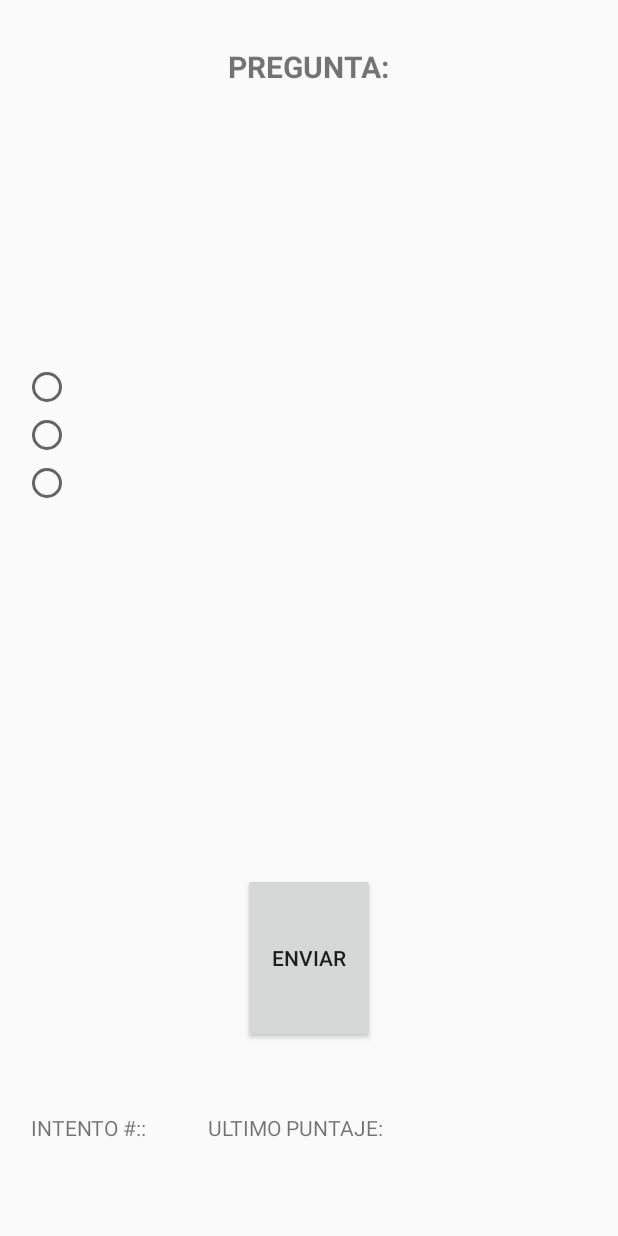
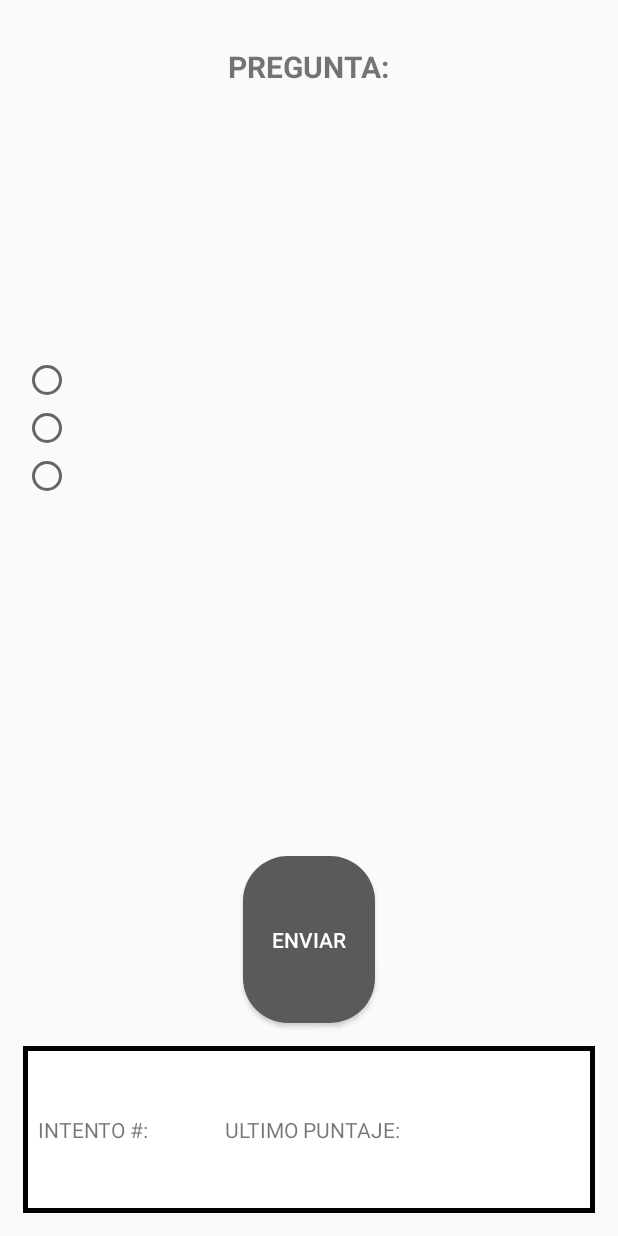
Before and after one commit to Tlakua/Moviles1erDpt, an Android app: the layout activity_pct2_3.xml on its own in the app's theme, with its tools: preview values and no code run, on a phone screen of 412 x 824 dp. Run offline under Robolectric (Android 15) with nearby library versions, the phone set to English and light mode, and no system bars.

Commit message:
Pct2_3
faltan los SP

```diff
--- /dev/null
+++ b/Moviles1erDpt/app/src/main/res/drawable/drawable_background_pct2_3_sp.xml
@@ -0,0 +1,11 @@
+<?xml version="1.0" encoding="utf-8"?>
+<shape xmlns:android="http://schemas.android.com/apk/res/android"
+    android:shape="rectangle">
+    <solid
+        android:color="#ffffff">
+    </solid>
+    <stroke
+        android:color="#000000"
+        android:width="3dp">
+    </stroke>
+</shape>
--- a/Moviles1erDpt/app/src/main/res/layout/activity_pct2_3.xml
+++ b/Moviles1erDpt/app/src/main/res/layout/activity_pct2_3.xml
@@ -59,6 +59,9 @@
 
     <Button
         android:id="@+id/btn_accion_pct2_3"
+        android:background="@drawable/drawable_background_pct2_2_button"
+        android:textColor="#ffffff"
+        android:layout_marginBottom="15dp"
         android:layout_weight="1"
         android:layout_height="0dp"
         android:layout_width="wrap_content"
@@ -66,31 +69,34 @@
 
     <TableRow
         android:layout_gravity="left"
+        android:background="@drawable/drawable_background_pct2_3_sp"
         android:layout_weight="1"
         android:layout_height="0dp"
         android:gravity="center_vertical"
         android:layout_width="match_parent" >
 
         <TextView
-            android:layout_marginLeft="5dp"
+            android:layout_marginLeft="10dp"
             android:layout_height="wrap_content"
             android:layout_width="wrap_content"
-            android:text="INTENTO #::"/>
+            android:text="INTENTO #:"/>
 
         <TextView
             android:id="@+id/tv_int_pct2_3"
+            android:textStyle="bold"
             android:layout_marginLeft="5dp"
             android:layout_height="wrap_content"
             android:layout_width="wrap_content" />
 
         <TextView
-            android:layout_marginLeft="35dp"
+            android:layout_marginLeft="45dp"
             android:layout_height="wrap_content"
             android:layout_width="wrap_content"
             android:text="ULTIMO PUNTAJE:"/>
 
         <TextView
             android:id="@+id/tv_ultima_pct2_3"
+            android:textStyle="bold"
             android:layout_marginLeft="5dp"
             android:layout_height="wrap_content"
             android:layout_width="wrap_content" />
```
Also changed, not shown: Moviles1erDpt/app/src/main/java/com/codequark/www/moviles1erdpt/Practicas2/Pct2_3.java (+90 -23 lines), Moviles1erDpt/app/src/main/res/layout/dialog_pct2_3.xml (added, +56 -0 lines).
